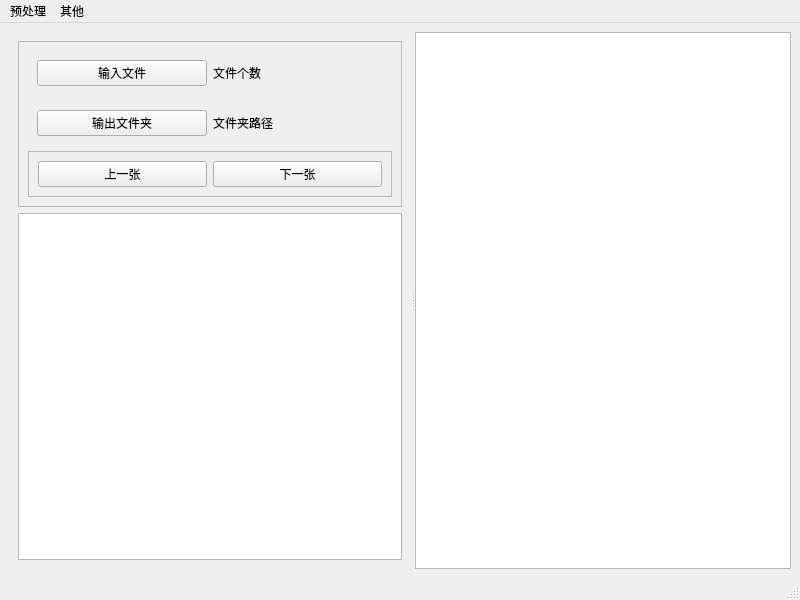
Old version of the form src/main.ui in the repository TaoChenyue/image_tool_pyside6.
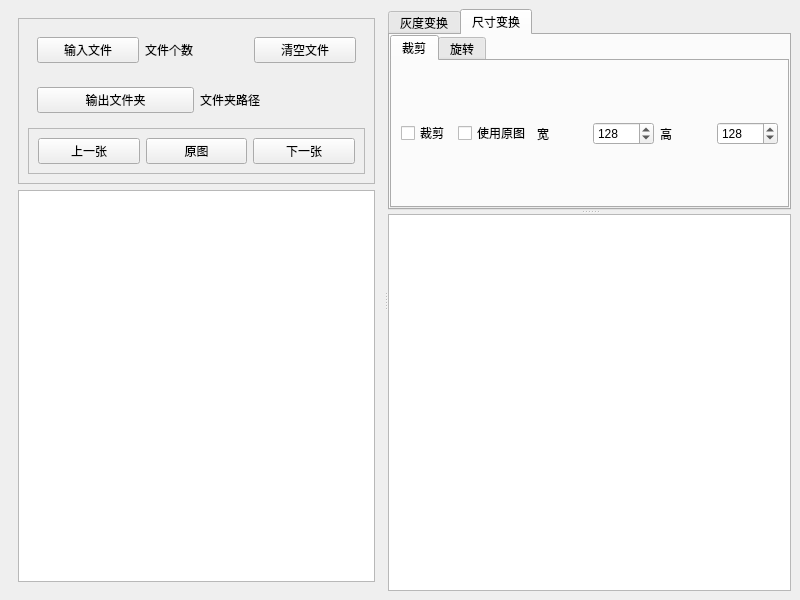
New version of the form. The open tabs and pages were chosen to show the change. Custom widgets are drawn as their Qt base class.

Patch:
```diff
--- a/src/main.ui
+++ b/src/main.ui
@@ -48,6 +48,13 @@
                 </property>
                </widget>
               </item>
+              <item>
+               <widget class="QPushButton" name="btn_clearfiles">
+                <property name="text">
+                 <string>清空文件</string>
+                </property>
+               </widget>
+              </item>
              </layout>
             </widget>
            </item>
@@ -90,6 +97,13 @@
                 </property>
                </widget>
               </item>
+              <item>
+               <widget class="QPushButton" name="btn_origin">
+                <property name="text">
+                 <string>原图</string>
+                </property>
+               </widget>
+              </item>
               <item>
                <widget class="QPushButton" name="btn_next_image">
                 <property name="text">
@@ -115,38 +129,217 @@
        <property name="orientation">
         <enum>Qt::Vertical</enum>
        </property>
-       <widget class="ImageViewer" name="view"/>
+       <widget class="QTabWidget" name="tab_transform">
+        <property name="tabPosition">
+         <enum>QTabWidget::North</enum>
+        </property>
+        <property name="currentIndex">
+         <number>1</number>
+        </property>
+        <widget class="QWidget" name="tbw_gray">
+         <attribute name="title">
+          <string>灰度变换</string>
+         </attribute>
+         <layout class="QGridLayout" name="gridLayout_2">
+          <property name="leftMargin">
+           <number>0</number>
+          </property>
+          <property name="topMargin">
+           <number>0</number>
+          </property>
+          <property name="rightMargin">
+           <number>0</number>
+          </property>
+          <property name="bottomMargin">
+           <number>0</number>
+          </property>
+          <property name="spacing">
+           <number>0</number>
+          </property>
+          <item row="0" column="0">
+           <widget class="QTabWidget" name="tab_CLAHE">
+            <property name="currentIndex">
+             <number>0</number>
+            </property>
+            <widget class="QWidget" name="tbw_CLAHE">
+             <attribute name="title">
+              <string>CLAHE</string>
+             </attribute>
+             <layout class="QHBoxLayout" name="horizontalLayout_5">
+              <item>
+               <widget class="QCheckBox" name="checkBox_CLAHE">
+                <property name="text">
+                 <string>CLAHE</string>
+                </property>
+               </widget>
+              </item>
+              <item>
+               <widget class="QLabel" name="label">
+                <property name="text">
+                 <string>限制对比度</string>
+                </property>
+               </widget>
+              </item>
+              <item>
+               <widget class="QDoubleSpinBox" name="CLAHE_clip">
+                <property name="value">
+                 <double>4.000000000000000</double>
+                </property>
+               </widget>
+              </item>
+              <item>
+               <widget class="QLabel" name="label_2">
+                <property name="text">
+                 <string>自适应尺寸</string>
+                </property>
+               </widget>
+              </item>
+              <item>
+               <widget class="QSpinBox" name="CLAHE_size">
+                <property name="value">
+                 <number>12</number>
+                </property>
+               </widget>
+              </item>
+             </layout>
+            </widget>
+            <widget class="QWidget" name="tab_4">
+             <attribute name="title">
+              <string>Tab 2</string>
+             </attribute>
+            </widget>
+           </widget>
+          </item>
+         </layout>
+        </widget>
+        <widget class="QWidget" name="tbw_size">
+         <attribute name="title">
+          <string>尺寸变换</string>
+         </attribute>
+         <layout class="QGridLayout" name="gridLayout_3">
+          <property name="leftMargin">
+           <number>0</number>
+          </property>
+          <property name="topMargin">
+           <number>0</number>
+          </property>
+          <property name="rightMargin">
+           <number>0</number>
+          </property>
+          <property name="bottomMargin">
+           <number>0</number>
+          </property>
+          <property name="spacing">
+           <number>0</number>
+          </property>
+          <item row="0" column="0">
+           <widget class="QTabWidget" name="tab_size">
+            <property name="currentIndex">
+             <number>1</number>
+            </property>
+            <widget class="QWidget" name="tbw_cut">
+             <property name="sizePolicy">
+              <sizepolicy hsizetype="Preferred" vsizetype="Preferred">
+               <horstretch>0</horstretch>
+               <verstretch>0</verstretch>
+              </sizepolicy>
+             </property>
+             <attribute name="title">
+              <string>裁剪</string>
+             </attribute>
+             <layout class="QHBoxLayout" name="horizontalLayout_3">
+              <item>
+               <widget class="QCheckBox" name="checkBox_cut">
+                <property name="text">
+                 <string>裁剪</string>
+                </property>
+               </widget>
+              </item>
+              <item>
+               <widget class="QCheckBox" name="checkBox_cut_origin">
+                <property name="text">
+                 <string>使用原图</string>
+                </property>
+               </widget>
+              </item>
+              <item>
+               <widget class="QLabel" name="label_3">
+                <property name="text">
+                 <string>宽</string>
+                </property>
+               </widget>
+              </item>
+              <item>
+               <widget class="QSpinBox" name="cut_width">
+                <property name="maximum">
+                 <number>10000</number>
+                </property>
+                <property name="value">
+                 <number>128</number>
+                </property>
+               </widget>
+              </item>
+              <item>
+               <widget class="QLabel" name="label_4">
+                <property name="text">
+                 <string>高</string>
+                </property>
+               </widget>
+              </item>
+              <item>
+               <widget class="QSpinBox" name="cut_height">
+                <property name="maximum">
+                 <number>10000</number>
+                </property>
+                <property name="value">
+                 <number>128</number>
+                </property>
+               </widget>
+              </item>
+             </layout>
+            </widget>
+            <widget class="QWidget" name="tbw_rotate">
+             <attribute name="title">
+              <string>旋转</string>
+             </attribute>
+             <layout class="QHBoxLayout" name="horizontalLayout_6">
+              <item>
+               <widget class="QLabel" name="rotate_angle">
+                <property name="text">
+                 <string>0</string>
+                </property>
+               </widget>
+              </item>
+              <item>
+               <widget class="QSlider" name="slider_rotate">
+                <property name="maximum">
+                 <number>360</number>
+                </property>
+                <property name="orientation">
+                 <enum>Qt::Horizontal</enum>
+                </property>
+               </widget>
+              </item>
+             </layout>
+            </widget>
+           </widget>
+          </item>
+         </layout>
+        </widget>
+       </widget>
+       <widget class="ImageViewer" name="view">
+        <property name="minimumSize">
+         <size>
+          <width>256</width>
+          <height>256</height>
+         </size>
+        </property>
+       </widget>
       </widget>
      </widget>
     </item>
    </layout>
   </widget>
-  <widget class="QMenuBar" name="menubar">
-   <property name="geometry">
-    <rect>
-     <x>0</x>
-     <y>0</y>
-     <width>800</width>
-     <height>22</height>
-    </rect>
-   </property>
-   <widget class="QMenu" name="menu">
-    <property name="title">
-     <string>预处理</string>
-    </property>
-    <addaction name="actionOrigin"/>
-    <addaction name="actionCLAHE"/>
-   </widget>
-   <widget class="QMenu" name="menu_2">
-    <property name="title">
-     <string>其他</string>
-    </property>
-    <addaction name="actioncut"/>
-   </widget>
-   <addaction name="menu"/>
-   <addaction name="menu_2"/>
-  </widget>
-  <widget class="QStatusBar" name="statusbar"/>
   <action name="actionOrigin">
    <property name="text">
     <string>原图</string>
```
